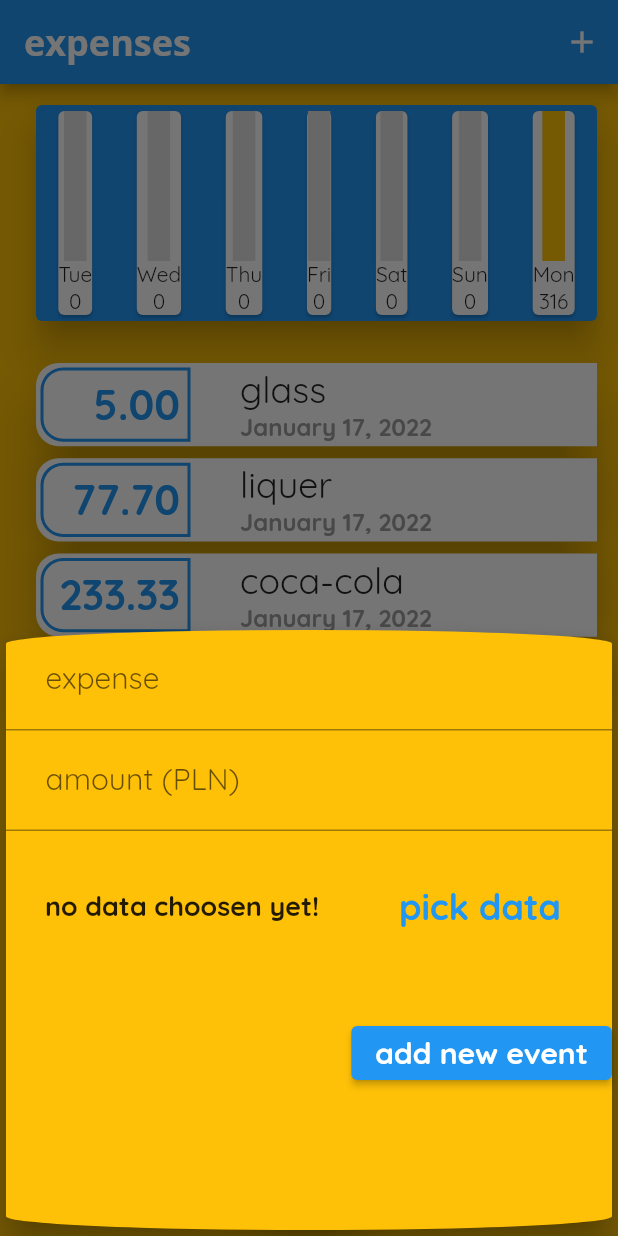
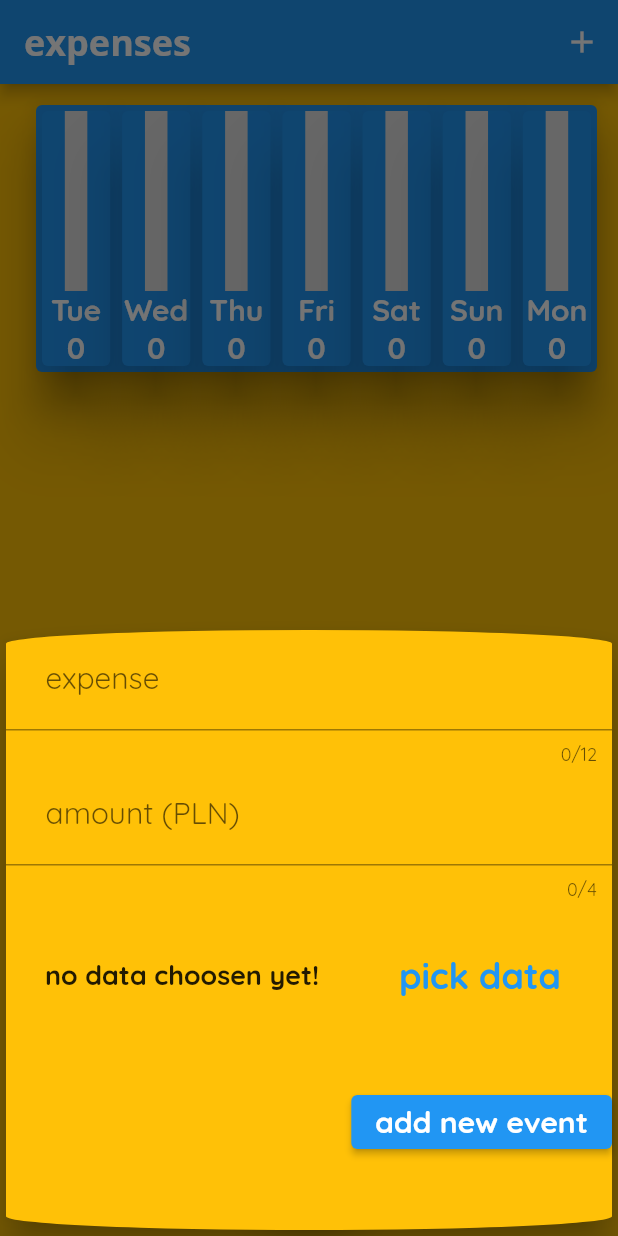
Before and after one commit to emil3time/flutter_expenses_app, a Flutter app: the screen it shows after launch, after a tap on the "add" icon, on a phone screen of 412 x 824 dp. Run offline on Flutter 3.47's test engine with Material 2 defaults, Android fonts, the phone set to English and light mode, and no system bars.

Commit message:
fix: resposive expenses | data pickier

```diff
--- a/lib/home.dart
+++ b/lib/home.dart
@@ -11,26 +11,7 @@ class HomeApp extends StatefulWidget {
 }
 
 class _HomeAppState extends State<HomeApp> {
-  List<ExpensesEventModel> _events = [
-    ExpensesEventModel(
-      id: DateTime.now(),
-      price: 5,
-      name: 'glass',
-      time: DateTime.now(),
-    ),
-    ExpensesEventModel(
-      id: DateTime.now(),
-      price: 77.7,
-      name: 'liquer',
-      time: DateTime.now(),
-    ),
-    ExpensesEventModel(
-      id: DateTime.now(),
-      price: 233.33,
-      name: 'coca-cola',
-      time: DateTime.now(),
-    ),
-  ];
+  List<ExpensesEventModel> _events = [];
 
   List<ExpensesEventModel> get _lastWeekTransactions {
     return _events.where((element) {
@@ -40,7 +21,7 @@ class _HomeAppState extends State<HomeApp> {
 
   void _addNewEvent(String newName, double newPrice, DateTime userDate) {
     final newEvent = ExpensesEventModel(
-      id: DateTime.now(),
+      id: DateTime.now().toString(),
       price: newPrice,
       name: newName,
       time: userDate,
@@ -50,8 +31,10 @@ class _HomeAppState extends State<HomeApp> {
     });
   }
 
-  void _deleteEvent(DateTime eventId) {
-    _events.removeWhere((e) => e.id == eventId);
+  void _deleteEvent(String id) {
+    setState(() {
+      _events.removeWhere((e) => e.id == id);
+    });
   }
 
   startAddNewEvent(parentContext) {
@@ -102,7 +85,10 @@ class _HomeAppState extends State<HomeApp> {
                 SizedBox(
                   height: 20,
                 ),
-                ExpensesListWidget(eventsA: _events),
+                ExpensesListWidget(
+                  eventsA: _events,
+                  deleteEventA: _deleteEvent,
+                ),
               ],
             ),
           ),
--- a/lib/model/expenses_event_model.dart
+++ b/lib/model/expenses_event_model.dart
@@ -1,5 +1,5 @@
 class ExpensesEventModel {
-  final DateTime id;
+  final String id;
   final double price;
   final String name;
   DateTime time = DateTime.now();
--- a/lib/widget/chart_bar_widget.dart
+++ b/lib/widget/chart_bar_widget.dart
@@ -13,27 +13,45 @@ class ChartBar extends StatelessWidget {
   @override
   Widget build(BuildContext context) {
     return (Card(
+      elevation: 20,
+      color: Colors.blue,
       child: Column(
         children: [
           Stack(
             children: [
               Container(
-                height: 100,
+                height: 120,
                 width: 15,
                 color: Colors.grey.shade300,
-                child: FractionallySizedBox(
-                  heightFactor: procOfTotalWeekAmount,
-                  child: Container(
-                    decoration: BoxDecoration(
-                      color: Colors.amber,
+                child: Align(
+                  alignment: Alignment.bottomCenter,
+                  child: FractionallySizedBox(
+                    heightFactor: procOfTotalWeekAmount,
+                    child: Container(
+                      decoration: BoxDecoration(
+                        color: Colors.amber,
+                      ),
                     ),
                   ),
                 ),
               )
             ],
           ),
-          Text(dayLabel),
-          Text(dayAmount.toStringAsFixed(0)),
+          FittedBox(
+            child: Text(
+              dayLabel,
+              style: TextStyle(
+                  fontWeight: FontWeight.bold,
+                  fontSize: 20,
+                  color: Colors.white),
+            ),
+          ),
+          FittedBox(
+              child: Text(
+            dayAmount.toStringAsFixed(0),
+            style: TextStyle(
+                fontWeight: FontWeight.bold, fontSize: 20, color: Colors.white),
+          )),
         ],
       ),
     ));
--- a/lib/widget/chart_widget.dart
+++ b/lib/widget/chart_widget.dart
@@ -1,3 +1,4 @@
+import 'package:flutter/cupertino.dart';
 import 'package:flutter/material.dart';
 import 'package:flutter_expenses_app/widget/chart_bar_widget.dart';
 import 'package:intl/intl.dart';
@@ -44,12 +45,15 @@ class Chart extends StatelessWidget {
         mainAxisAlignment: MainAxisAlignment.spaceAround,
         children: [
           ...allWeekTransactions
-              .map((e) => ChartBar(
-                  dayLabel: (e['day'] as String),
-                  dayAmount: (e['amount'] as double),
-                  procOfTotalWeekAmount: totalMoneySpend == 0.0
-                      ? 0.0
-                      : (e['amount'] as double) / totalMoneySpend))
+              .map((e) => Flexible(
+                    fit: FlexFit.tight,
+                    child: ChartBar(
+                        dayLabel: (e['day'] as String),
+                        dayAmount: (e['amount'] as double),
+                        procOfTotalWeekAmount: totalMoneySpend == 0.0
+                            ? 0.0
+                            : (e['amount'] as double) / totalMoneySpend),
+                  ))
               .toList()
               .reversed
         ],
--- a/lib/widget/expenses_list_widget.dart
+++ b/lib/widget/expenses_list_widget.dart
@@ -3,15 +3,17 @@ import 'package:intl/intl.dart';
 import '../model/expenses_event_model.dart';
 
 class ExpensesListWidget extends StatelessWidget {
-  List<ExpensesEventModel> eventsA;
+  final List<ExpensesEventModel> eventsA;
+  final Function deleteEventA;
 
-  ExpensesListWidget({required this.eventsA});
+  ExpensesListWidget({required this.eventsA, required this.deleteEventA});
 
   Widget build(BuildContext context) {
     return Column(
       children: [
         Container(
           height: 350,
+          width: 350,
           child: ListView.builder(
             itemCount: eventsA.length,
             itemBuilder: (_, index) {
@@ -51,17 +53,21 @@ class ExpensesListWidget extends StatelessWidget {
                       ),
                     ),
                     SizedBox(
-                      width: 30,
+                      width: 10,
                     ),
-                    Column(
+                    Container(
+                      width: 162,
+                      child: Column(
                         crossAxisAlignment: CrossAxisAlignment.start,
                         children: [
-                        Text(
+                          FittedBox(
+                            child: Text(
                               eventsA[index].name,
                               style: TextStyle(
                                   fontWeight: FontWeight.w500,
                                   fontSize: 24,
                                   fontFamily: 'Quicksand'),
+                            ),
                           ),
                           Text(
                             DateFormat.yMMMMd().format(eventsA[index].time),
@@ -72,9 +78,15 @@ class ExpensesListWidget extends StatelessWidget {
                           ),
                         ],
                       ),
+                    ),
                     SizedBox(
-                      width: 50,
+                      width: 10,
                     ),
+                    IconButton(
+                        onPressed: () {
+                          deleteEventA(eventsA[index].id);
+                        },
+                        icon: Icon(Icons.clear))
                   ],
                 ),
               );
--- a/lib/widget/input_card_widget.dart
+++ b/lib/widget/input_card_widget.dart
@@ -15,7 +15,8 @@ class _InputCardWidgetState extends State<InputCardWidget> {
 
   final TextEditingController priceController = TextEditingController();
 
-  DateTime startUserDate = DateTime.now();
+  DateTime startUserDate = DateTime.utc(1994);
+  DateTime currebtDate = DateTime.now();
 
   void submitData() {
     if (priceController.text.isEmpty) {
@@ -25,9 +26,8 @@ class _InputCardWidgetState extends State<InputCardWidget> {
     final amountInput = double.parse(priceController.text);
 
     if (textInput.isEmpty ||
-        textInput.length > 15 ||
         amountInput <= 0 ||
-        startUserDate == DateTime.now()) {
+        startUserDate == DateTime.utc(1994)) {
       return;
     }
 
@@ -37,10 +37,11 @@ class _InputCardWidgetState extends State<InputCardWidget> {
 
   Future<void> startSelectData(BuildContext context) async {
     DateTime? picker = await showDatePicker(
-        context: context,
-        initialDate: startUserDate,
-        firstDate: DateTime(2022, 1, 1),
-        lastDate: DateTime(2050));
+      context: context,
+      initialDate: currebtDate,
+      firstDate: currebtDate.subtract(Duration(days: 7)),
+      lastDate: currebtDate,
+    );
     if (picker != null && picker != startUserDate) {
       setState(() {
         startUserDate = picker;
@@ -64,6 +65,7 @@ class _InputCardWidgetState extends State<InputCardWidget> {
               onSubmitted: (_) => submitData(),
               style: TextStyle(fontSize: 22),
               keyboardType: TextInputType.text,
+              maxLength: 12,
               controller: nameController,
               decoration: InputDecoration(
                   contentPadding: EdgeInsets.all(10.0),
@@ -77,6 +79,7 @@ class _InputCardWidgetState extends State<InputCardWidget> {
               style: TextStyle(fontSize: 22),
               keyboardType: TextInputType.number,
               controller: priceController,
+              maxLength: 4,
               decoration: InputDecoration(
                   contentPadding: EdgeInsets.all(10.0),
                   labelText: '   amount (PLN)',
@@ -90,7 +93,7 @@ class _InputCardWidgetState extends State<InputCardWidget> {
                 mainAxisAlignment: MainAxisAlignment.spaceBetween,
                 children: [
                   Text(
-                    startUserDate == DateTime.now()
+                    startUserDate == DateTime.utc(1994)
                         ? 'no data choosen yet!'
                         : DateFormat.yMd().format(startUserDate),
                     style: TextStyle(fontSize: 18, fontWeight: FontWeight.bold),
```
Lines whose indentation alone changed are shown as unchanged.
